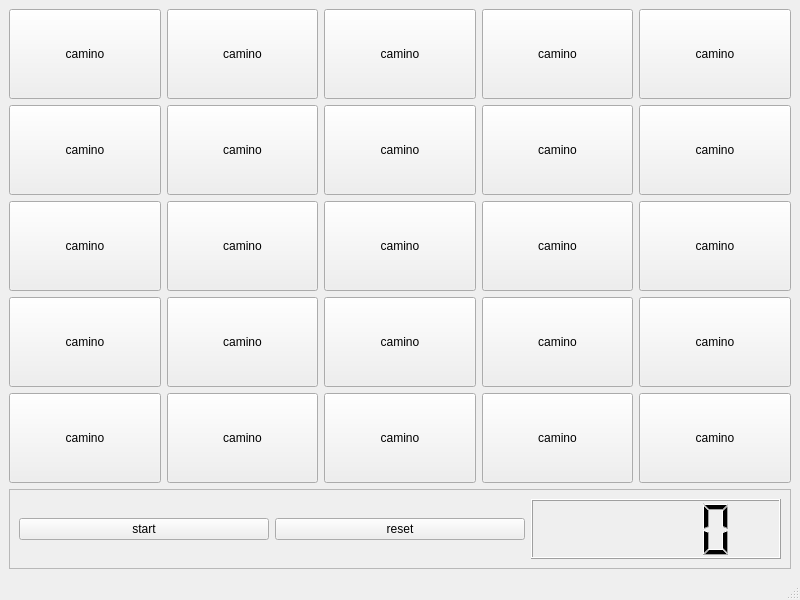
Above: guiaqt/matriz3/mainwindow.ui from francoche/poo before the change. Below: the same form after it.
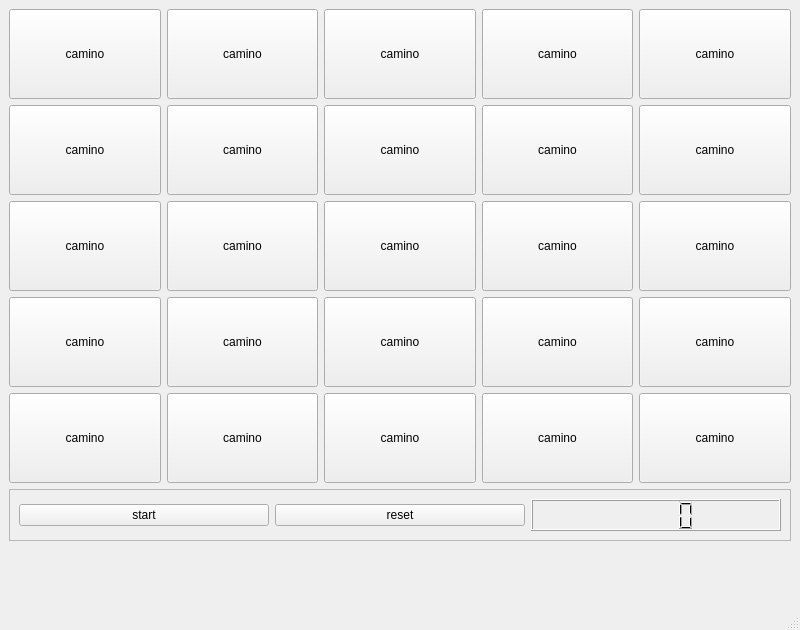
That is the form after the change.

```diff
--- a/guiaqt/matriz3/mainwindow.ui
+++ b/guiaqt/matriz3/mainwindow.ui
@@ -7,7 +7,7 @@
     <x>0</x>
     <y>0</y>
     <width>800</width>
-    <height>600</height>
+    <height>630</height>
    </rect>
   </property>
   <property name="windowTitle">
@@ -391,6 +391,23 @@
       </layout>
      </widget>
     </item>
+    <item row="2" column="0">
+     <widget class="QLabel" name="error">
+      <property name="styleSheet">
+       <string notr="true">color: rgb(255, 0, 0);
+font: 26pt &quot;Titillium Web&quot;;
+font: 24pt &quot;Segoe UI&quot;;
+
+</string>
+      </property>
+      <property name="text">
+       <string/>
+      </property>
+      <property name="alignment">
+       <set>Qt::AlignCenter</set>
+      </property>
+     </widget>
+    </item>
    </layout>
   </widget>
   <widget class="QMenuBar" name="menubar">
```
